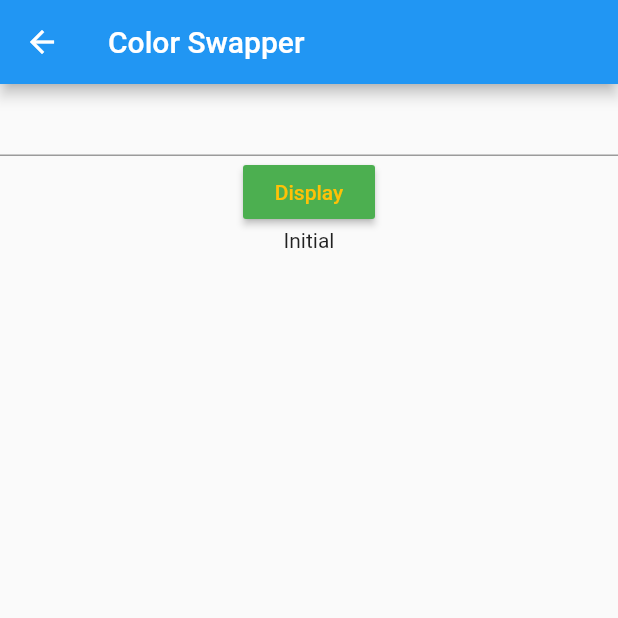
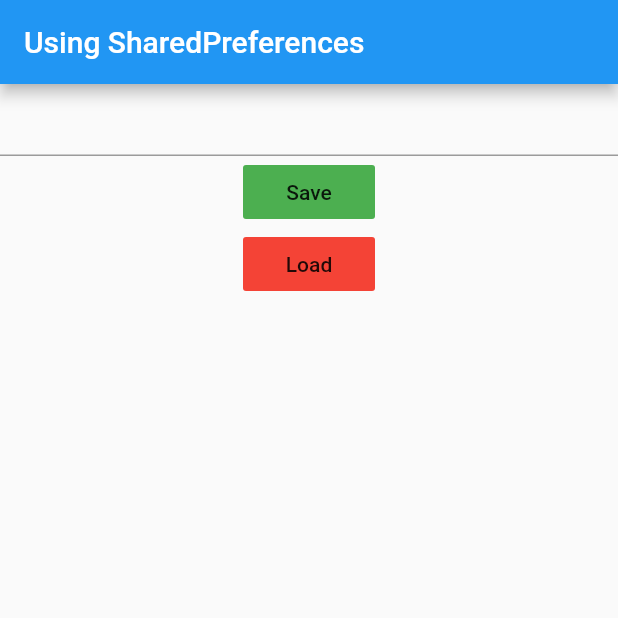
Before and after one commit to imksav/gca_flutter_training_state_management, a Flutter app: the HomePage screen opened directly, on a phone screen of 412 x 824 dp, the top half of it. Run offline on Flutter 3.47's test engine with Material 2 defaults, Android fonts, the phone set to English and light mode, and no system bars; our stand-ins replace get, shared_preferences; accounts and stored records are empty.

Commit message:
Learnt SharedPreferences

```diff
--- a/lib/main.dart
+++ b/lib/main.dart
@@ -1,4 +1,3 @@
-import 'package:app2/screens/counter/counterView.dart';
 import 'package:app2/screens/homepage.dart';
 import 'package:flutter/material.dart';
 import 'package:get/get_navigation/src/root/get_material_app.dart';
@@ -18,7 +17,7 @@ class MyApp extends StatelessWidget {
         primarySwatch: Colors.blue,
         visualDensity: VisualDensity.adaptivePlatformDensity,
       ),
-      home: CounterApp(),
+      home: HomePage(),
     );
   }
 }
--- a/lib/screens/homepage.dart
+++ b/lib/screens/homepage.dart
@@ -1,53 +1,38 @@
+import 'package:app2/screens/homepagecontroller.dart';
 import 'package:flutter/material.dart';
 import 'package:get/get.dart';
 
 class HomePage extends StatelessWidget {
-  final TextEditingController _textFieldController = TextEditingController();
-  final HomeController homeController = HomeController();
-  // String value = "initial";
   @override
   Widget build(BuildContext context) {
     return Scaffold(
       appBar: AppBar(
-        title: Text("Color Swapper"),
+        title: Text("Using SharedPreferences"),
       ),
       body: GetBuilder(
-        init: HomeController(),
-        builder: (HomeController homeController) => Column(
+        init: HomePageController(),
+        builder: (HomePageController homePageController) => Column(
           children: [
             TextField(
-              onChanged: (value) {
-                homeController.updateValue(value);
+              controller: homePageController.textFieldController,
+            ),
+            FlatButton(
+              onPressed: () {
+                homePageController.save();
               },
-              controller: _textFieldController,
+              child: Text("Save"),
+              color: Colors.green,
             ),
-            RaisedButton(
+            FlatButton(
               onPressed: () {
-                // print(_textFieldController.text);
-                homeController.updateValue(_textFieldController.text);
+                homePageController.load();
               },
-              color: Colors.green,
-              child: Text("Display", style: TextStyle(color: Colors.amber)),
-            ),
-            Text(homeController.inputText)
-            // Obx(() => Text(homeController.inputText))
+              child: Text("Load"),
+              color: Colors.red,
+            )
           ],
         ),
       ),
     );
   }
 }
-
-class HomeController extends GetxController {
-  // RxString _inputText = 'Initial'.obs;
-  // String get inputText => _inputText.value;
-  // updateValue(String str) {
-  //   _inputText.value = str;
-  // }
-
-  String _inputText = 'Initial';
-  String get inputText => _inputText;
-  updateValue(String str) {
-    _inputText = str;
-  }
-}
--- /dev/null
+++ b/lib/screens/homepagecontroller.dart
@@ -0,0 +1,29 @@
+import 'package:flutter/cupertino.dart';
+import 'package:get/get.dart';
+import 'package:shared_preferences/shared_preferences.dart';
+
+class HomePageController extends GetxController {
+  final TextEditingController textFieldController = TextEditingController();
+  save() async {
+    SharedPreferences savePreferences = await SharedPreferences.getInstance();
+    String value = textFieldController.text;
+    bool isSaved = await savePreferences.setString("enteredText", value);
+
+    if (isSaved) {
+      // print("Saved");
+      textFieldController.clear();
+    }
+  }
+
+  load() async {
+    SharedPreferences loadPreferences = await SharedPreferences.getInstance();
+    String loadedValue = loadPreferences.getString("enteredText");
+    print(loadedValue);
+    textFieldController.text = loadedValue;
+  }
+
+  clear() async {
+    SharedPreferences clearPreferences = await SharedPreferences.getInstance();
+    clearPreferences.clear();
+  }
+}
--- a/pubspec.yaml
+++ b/pubspec.yaml
@@ -21,6 +21,7 @@ environment:
   sdk: ">=2.7.0 <3.0.0"
 
 dependencies:
+  shared_preferences: ^0.5.12+4
   get: ^3.23.1
   flutter:
     sdk: flutter
```
Also changed, not shown: lib/screens/counter/counterController.dart (deleted, +0 -28 lines), lib/screens/counter/counterView.dart (deleted, +0 -84 lines), pubspec.lock.
